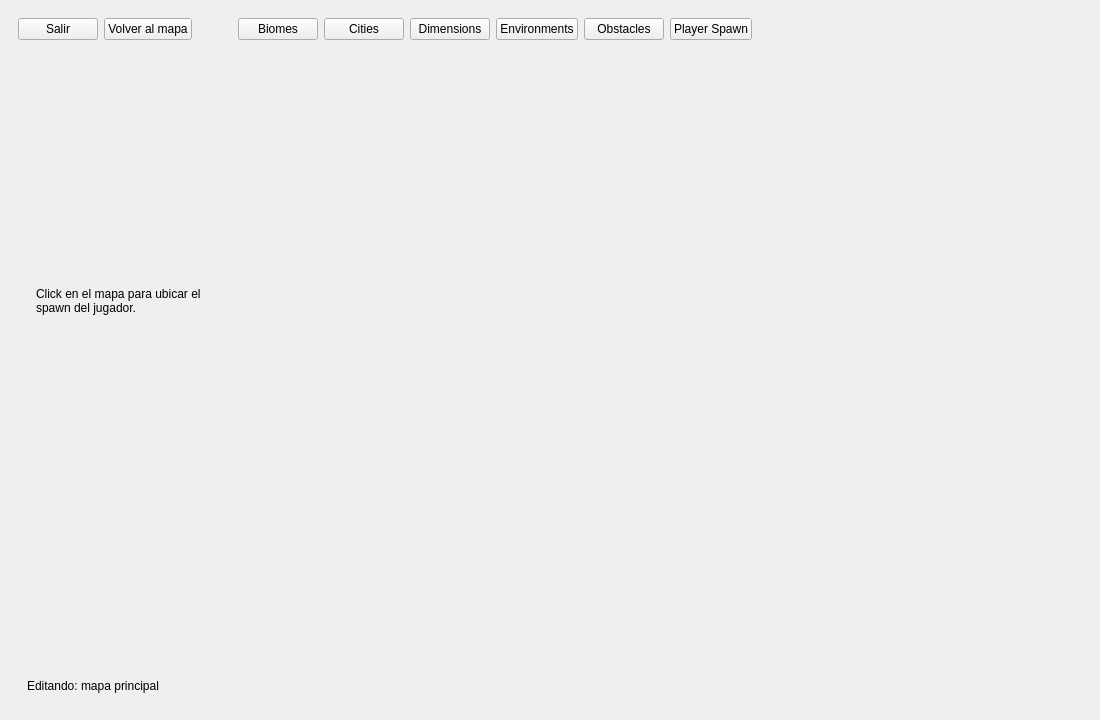
Before: the Qt Designer form editor/EditorWindow.ui in NicolasdelaTorre/TP_Grupal_Grupo_09_Argentum, drawn with Qt 5.
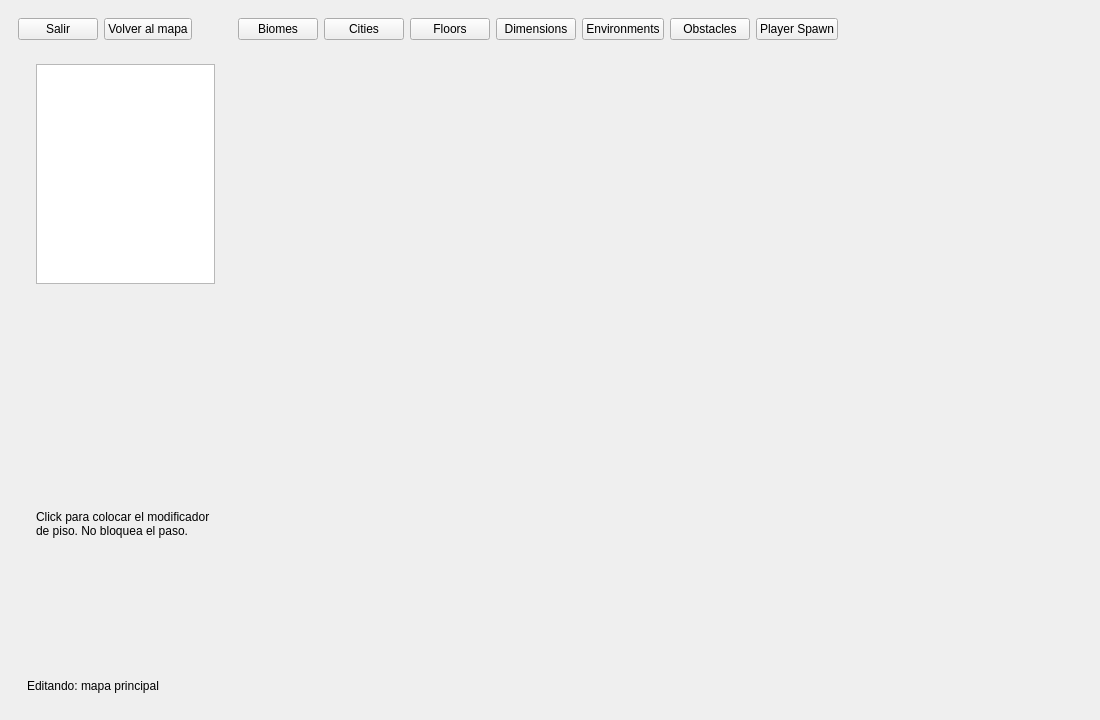
After: the same form once the commit is applied. The open tabs and pages were chosen to show the change.

Commit message: floor texxtures

Patch:
```diff
--- a/editor/EditorWindow.ui
+++ b/editor/EditorWindow.ui
@@ -349,6 +349,16 @@
             </property>
            </widget>
           </item>
+          <item>
+           <widget class="QPushButton" name="btnModeFloors">
+            <property name="text">
+             <string>Floors</string>
+            </property>
+            <property name="checkable">
+             <bool>true</bool>
+            </property>
+           </widget>
+          </item>
           <item>
            <widget class="QPushButton" name="btnModeDimensions">
             <property name="text">
@@ -788,6 +798,43 @@
                  </item>
                 </layout>
                </widget>
+               <widget class="QWidget" name="pageToolFloors">
+                <layout class="QVBoxLayout" name="floorToolsLayout">
+                 <item>
+                  <widget class="QListWidget" name="listFloorTemplate">
+                   <property name="minimumSize">
+                    <size>
+                     <width>0</width>
+                     <height>200</height>
+                    </size>
+                   </property>
+                  </widget>
+                 </item>
+                 <item>
+                  <spacer name="floorToolsSpacer">
+                   <property name="orientation">
+                    <enum>Qt::Vertical</enum>
+                   </property>
+                   <property name="sizeHint" stdset="0">
+                    <size>
+                     <width>20</width>
+                     <height>40</height>
+                    </size>
+                   </property>
+                  </spacer>
+                 </item>
+                 <item>
+                  <widget class="QLabel" name="labelFloorHint">
+                   <property name="text">
+                    <string>Click para colocar el modificador de piso. No bloquea el paso.</string>
+                   </property>
+                   <property name="wordWrap">
+                    <bool>true</bool>
+                   </property>
+                  </widget>
+                 </item>
+                </layout>
+               </widget>
               </widget>
              </item>
              <item>
```
The commit also changes 156 other files.
